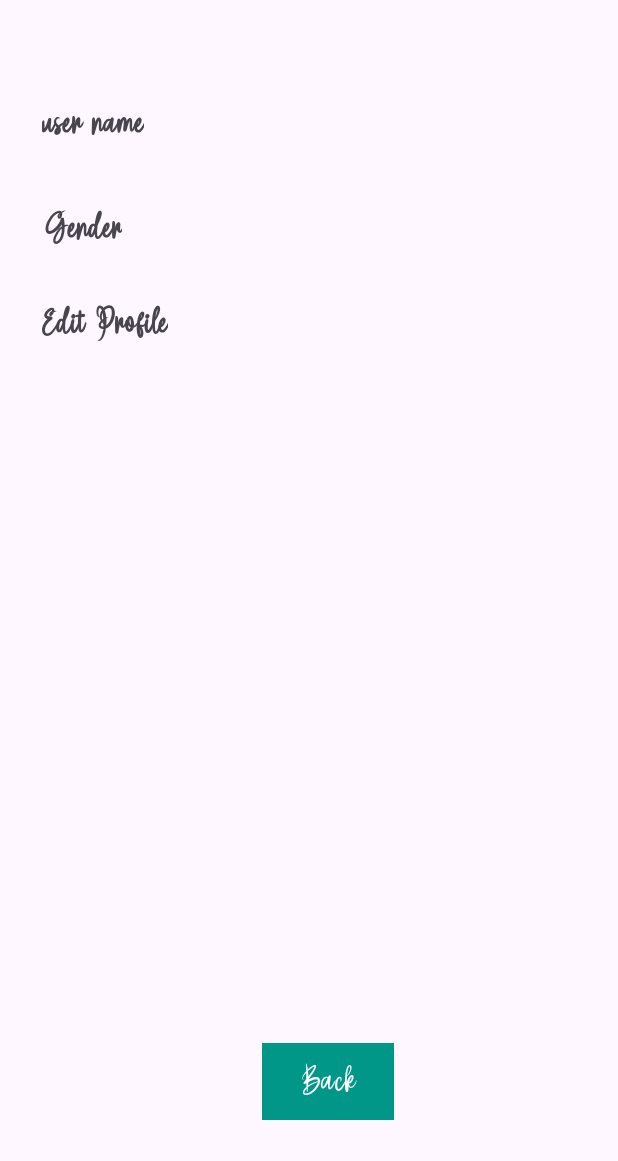
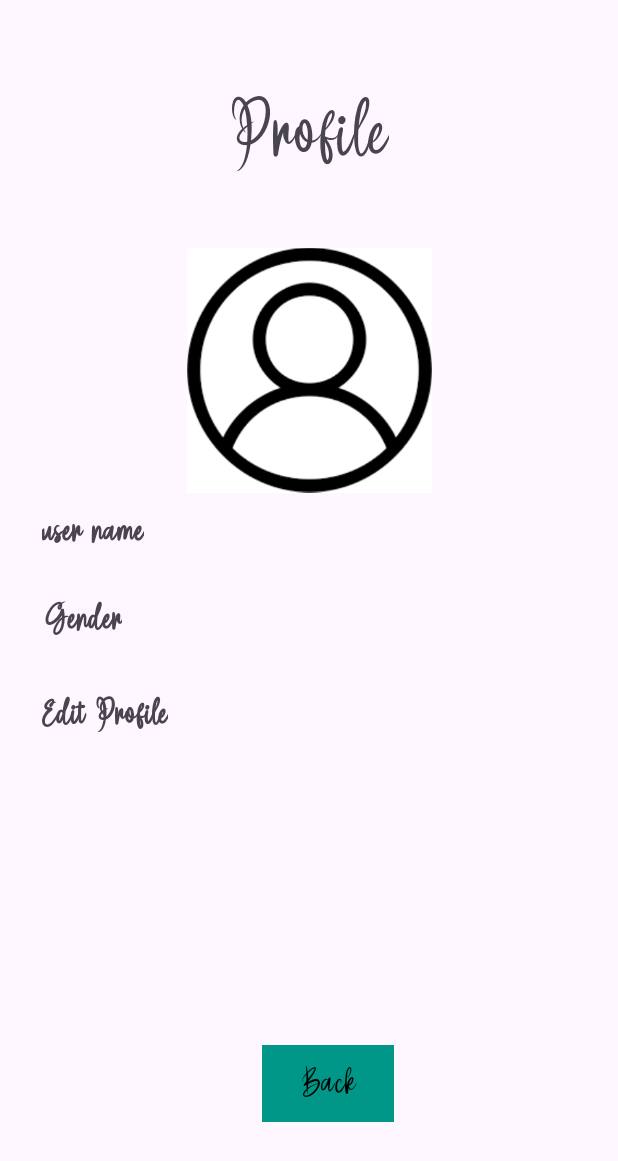
Before and after one commit to amitash1705/finalprojamash, an Android app: the UserProfileamash screen opened directly, with no data from a screen before it, on a phone screen of 412 x 824 dp. Shown: the top 1161 px of the screen. Run offline under Robolectric (Android 15) with nearby library versions, the phone set to English and light mode, and no system bars.

Commit message:
I changed the profile picture and updated the buttons to black.

```diff
--- a/app/src/main/res/layout/activity_loginamash.xml
+++ b/app/src/main/res/layout/activity_loginamash.xml
@@ -13,7 +13,7 @@
         android:layout_height="wrap_content"
         android:layout_marginTop="38dp"
         android:fontFamily="@font/skrine"
-        android:text="TextView"
+        android:text="Login"
         android:textSize="50dp"
         app:layout_constraintEnd_toEndOf="parent"
         app:layout_constraintHorizontal_bias="0.498"
@@ -66,6 +66,7 @@
         android:fontFamily="@font/skrine"
         android:text="Login"
         android:textSize="25dp"
+        android:textColor="@color/black"
         app:cornerRadius="0dp"
         app:layout_constraintBottom_toTopOf="@+id/btnBackHome"
         app:layout_constraintEnd_toEndOf="parent"
@@ -82,6 +83,7 @@
         android:text="Back"
         android:textSize="25dp"
         app:cornerRadius="0dp"
+        android:textColor="@color/black"
         app:layout_constraintBottom_toBottomOf="parent"
         app:layout_constraintEnd_toEndOf="parent"
         app:layout_constraintHorizontal_bias="0.51"
--- a/app/src/main/res/layout/activity_main.xml
+++ b/app/src/main/res/layout/activity_main.xml
@@ -47,6 +47,7 @@
         android:text="Login"
         android:textSize="25dp"
         app:cornerRadius="0dp"
+        android:textColor="@color/black"
         app:layout_constraintBottom_toTopOf="@+id/btnsigh"
         app:layout_constraintEnd_toEndOf="parent"
         app:layout_constraintStart_toStartOf="parent"
@@ -62,6 +63,7 @@
         android:text="Sign Up"
         android:textSize="25dp"
         app:cornerRadius="0dp"
+        android:textColor="@color/black"
         app:layout_constraintBottom_toTopOf="@+id/btnstat"
         app:layout_constraintEnd_toEndOf="parent"
         app:layout_constraintStart_toStartOf="parent"
@@ -77,6 +79,7 @@
         android:text="Statistics"
         android:textSize="25dp"
         app:cornerRadius="0dp"
+        android:textColor="@color/black"
         app:layout_constraintBottom_toTopOf="@+id/btnodot"
         app:layout_constraintEnd_toEndOf="parent"
         app:layout_constraintStart_toStartOf="parent"
@@ -92,6 +95,7 @@
         android:text="About"
         android:textSize="25dp"
         app:cornerRadius="0dp"
+        android:textColor="@color/black"
         app:layout_constraintBottom_toBottomOf="parent"
         app:layout_constraintEnd_toEndOf="parent"
         app:layout_constraintStart_toStartOf="parent"
@@ -121,6 +125,7 @@
         android:text="Profile"
         android:textSize="25dp"
         app:cornerRadius="0dp"
+        android:textColor="@color/black"
         app:layout_constraintBottom_toTopOf="@+id/ivpic"
         app:layout_constraintStart_toStartOf="parent"
         app:layout_constraintTop_toTopOf="parent" />
--- a/app/src/main/res/layout/activity_odotamash.xml
+++ b/app/src/main/res/layout/activity_odotamash.xml
@@ -72,6 +72,7 @@
             android:fontFamily="@font/skrine"
             android:text="back"
             android:textSize="25dp"
+            android:textColor="@color/black"
             app:cornerRadius="0dp" />
     </LinearLayout>
 
--- a/app/src/main/res/layout/activity_register_activityamash.xml
+++ b/app/src/main/res/layout/activity_register_activityamash.xml
@@ -96,6 +96,7 @@
         android:backgroundTint="#009688"
         android:fontFamily="@font/skrine"
         android:text="next page"
+        android:textColor="@color/black"
         app:cornerRadius="0dp"
         android:textSize="25dp"
         app:layout_constraintBottom_toTopOf="@+id/button"
@@ -123,6 +124,7 @@
         android:fontFamily="@font/skrine"
         app:cornerRadius="0dp"
         android:text="back"
+        android:textColor="@color/black"
         android:textSize="25dp"
         app:layout_constraintBottom_toBottomOf="parent"
         app:layout_constraintStart_toStartOf="@+id/btnSubmit" />
--- a/app/src/main/res/layout/activity_user_profileamash.xml
+++ b/app/src/main/res/layout/activity_user_profileamash.xml
@@ -8,42 +8,61 @@
     tools:context=".UserProfileamash">
 
 
+    <TextView
+        android:id="@+id/textVproiew8"
+        android:layout_width="wrap_content"
+        android:layout_height="wrap_content"
+        android:layout_marginTop="48dp"
+        android:fontFamily="@font/skrine"
+        android:text="Profile"
+        android:textSize="55dp"
+        app:layout_constraintBottom_toTopOf="@+id/ivProfilePic"
+        app:layout_constraintEnd_toEndOf="parent"
+        app:layout_constraintStart_toStartOf="parent"
+        app:layout_constraintTop_toTopOf="parent" />
+
     <ImageView
         android:id="@+id/ivProfilePic"
-        android:layout_width="wrap_content"
-        android:layout_height="wrap_content"
-        android:layout_marginTop="26dp"
+        android:layout_width="163dp"
+        android:layout_height="0dp"
+        android:layout_marginBottom="333dp"
+        app:layout_constraintBottom_toTopOf="@+id/btnBackHome"
         app:layout_constraintEnd_toEndOf="parent"
         app:layout_constraintStart_toStartOf="parent"
-        app:layout_constraintTop_toTopOf="parent"
-        tools:srcCompat="@tools:sample/avatars" />
+        app:layout_constraintTop_toBottomOf="@+id/textVproiew8"
+        android:src="@drawable/userprofileamash" />
 
     <TextView
         android:id="@+id/username"
         android:layout_width="wrap_content"
         android:layout_height="wrap_content"
         android:layout_marginStart="28dp"
-        android:layout_marginTop="37dp"
+        android:layout_marginTop="7dp"
+        android:layout_marginBottom="19dp"
         android:fontFamily="@font/skrine"
         android:text="user name"
         android:textSize="25dp"
         android:textStyle="bold"
+        app:layout_constraintBottom_toTopOf="@+id/textView6"
         app:layout_constraintStart_toStartOf="parent"
-        app:layout_constraintTop_toBottomOf="@+id/ivProfilePic" />
+        app:layout_constraintTop_toTopOf="parent"
+        app:layout_constraintVertical_chainStyle="packed" />
 
     <Button
         android:id="@+id/btnBackHome"
         android:layout_width="wrap_content"
         android:layout_height="wrap_content"
         android:layout_marginEnd="149dp"
-        android:layout_marginBottom="73dp"
+        android:layout_marginBottom="72dp"
         android:backgroundTint="#009688"
         android:fontFamily="@font/skrine"
         android:text="Back"
+        android:textColor="@color/black"
         android:textSize="25dp"
         app:cornerRadius="0dp"
         app:layout_constraintBottom_toBottomOf="parent"
-        app:layout_constraintEnd_toEndOf="parent" />
+        app:layout_constraintEnd_toEndOf="parent"
+        app:layout_constraintTop_toBottomOf="@+id/ivProfilePic" />
 
     <TextView
         android:id="@+id/textView6"
@@ -56,18 +75,21 @@
         android:textSize="25dp"
         android:textStyle="bold"
         app:layout_constraintBottom_toTopOf="@+id/textView7"
-        app:layout_constraintStart_toStartOf="parent" />
+        app:layout_constraintStart_toStartOf="parent"
+        app:layout_constraintTop_toBottomOf="@+id/username" />
 
     <TextView
         android:id="@+id/textView7"
         android:layout_width="wrap_content"
         android:layout_height="wrap_content"
         android:layout_marginStart="28dp"
-        android:layout_marginTop="94dp"
         android:fontFamily="@font/skrine"
         android:text="Edit Profile"
         android:textSize="25dp"
         android:textStyle="bold"
+        app:layout_constraintBottom_toBottomOf="parent"
         app:layout_constraintStart_toStartOf="parent"
-        app:layout_constraintTop_toBottomOf="@+id/username" />
+        app:layout_constraintTop_toBottomOf="@+id/textView6" />
+
+
 </androidx.constraintlayout.widget.ConstraintLayout>
```
Also changed, not shown: app/src/main/res/drawable/userprofileamash.png (added).
